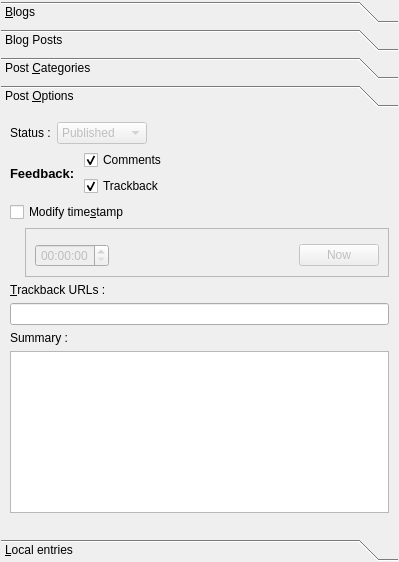
Old version of the form src/toolboxbase.ui in the repository mtux/bilbo.
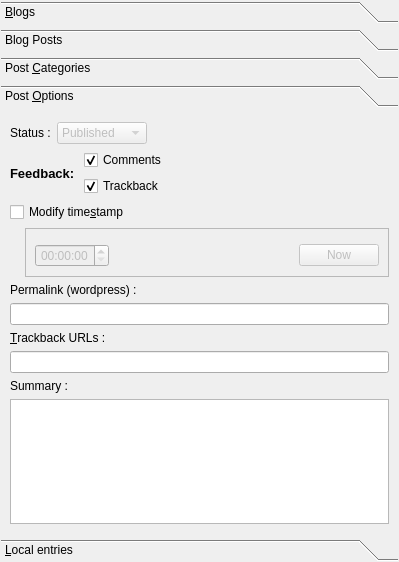
New version of the form. The open tabs and pages were chosen to show the change. Custom widgets are drawn as their Qt base class.

Commit message: Supporting Wordpress Slug :)

What changed in the file:
```diff
--- a/src/toolboxbase.ui
+++ b/src/toolboxbase.ui
@@ -600,6 +600,16 @@
            </item>
           </layout>
          </item>
+         <item>
+          <widget class="QLabel" name="label_4" >
+           <property name="text" >
+            <string>Permalink (wordpress) :</string>
+           </property>
+          </widget>
+         </item>
+         <item>
+          <widget class="KLineEdit" name="txtSlug" />
+         </item>
          <item>
           <widget class="QLabel" name="lblOptionsTrackBack" >
            <property name="text" >
```
Left out of the diff: 14 changed lines with no effect on the pictures. The commit also changes 3 other files.
